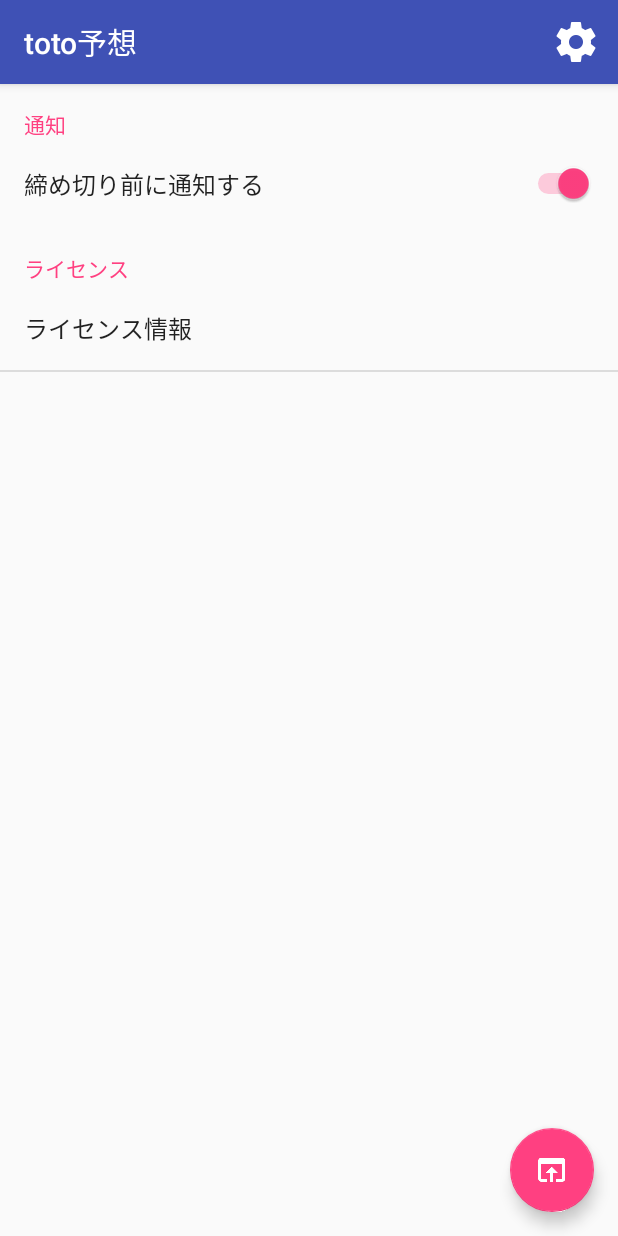
After one commit to phicdy/toto-anticipation, an Android app: the fragment SettingFragment placed in its activity, on a phone screen of 412 x 824 dp. The commit adds this screen. Run offline under Robolectric (Android 15) with nearby library versions, the phone set to English and light mode, and no system bars; libraries missing offline, so code that uses them is left out: fr.castorflex.android; plain views replace SmoothProgressBar; 5 statements that could not run were skipped.

Commit message:
Add setting activity

```diff
--- a/android/app/src/main/AndroidManifest.xml
+++ b/android/app/src/main/AndroidManifest.xml
@@ -25,12 +25,14 @@
             </intent-filter>
         </activity>
         <activity android:name=".view.activity.TotoAnticipationActivity" />
+        <activity android:name=".view.activity.SettingActivity" />
         <activity android:name=".view.activity.LicenseActivity" />
 
         <receiver
             android:name=".model.scheduler.DeadlineAlarmReceiver"
             android:enabled="true"
-            android:exported="false"></receiver>
+            android:exported="false" />
+
     </application>
 
 </manifest>
--- a/android/app/src/main/java/com/phicdy/totoanticipation/presenter/GameListPresenter.java
+++ b/android/app/src/main/java/com/phicdy/totoanticipation/presenter/GameListPresenter.java
@@ -1,6 +1,7 @@
 package com.phicdy.totoanticipation.presenter;
 
 import android.support.annotation.NonNull;
+import android.view.MenuItem;
 
 import com.phicdy.totoanticipation.model.Game;
 import com.phicdy.totoanticipation.model.JLeagueRankingParser;
@@ -10,6 +11,7 @@ import com.phicdy.totoanticipation.model.RakutenTotoRequestExecutor;
 import com.phicdy.totoanticipation.model.RakutenTotoTopParser;
 import com.phicdy.totoanticipation.model.TeamInfoMapper;
 import com.phicdy.totoanticipation.model.Toto;
+import com.phicdy.totoanticipation.model.scheduler.DeadlineAlarm;
 import com.phicdy.totoanticipation.model.storage.GameListStorage;
 import com.phicdy.totoanticipation.view.GameListView;
 
@@ -189,4 +191,8 @@ public class GameListPresenter implements Presenter, RakutenTotoRequestExecutor.
         storage.store(toto.number, games);
         view.startTotoAnticipationActivity(toto.number);
     }
+
+    public void onOptionsSettingSelected() {
+        view.goToSetting();
+    }
 }
--- /dev/null
+++ b/android/app/src/main/java/com/phicdy/totoanticipation/presenter/SettingPresenter.java
@@ -0,0 +1,52 @@
+package com.phicdy.totoanticipation.presenter;
+
+import android.support.annotation.NonNull;
+
+import com.phicdy.totoanticipation.model.scheduler.DeadlineAlarm;
+import com.phicdy.totoanticipation.view.SettingView;
+
+import java.util.Date;
+
+
+public class SettingPresenter implements Presenter {
+    private final DeadlineAlarm alarm;
+    private SettingView view;
+
+    public SettingPresenter(@NonNull DeadlineAlarm alarm) {
+        this.alarm = alarm;
+    }
+
+    public void setView(SettingView view) {
+        this.view = view;
+    }
+
+    @Override
+    public void onCreate() {
+    }
+
+    @Override
+    public void onResume() {
+    }
+
+    @Override
+    public void onPause() {
+    }
+
+    public void activityCreate() {
+        view.initView();
+        view.initListener();
+    }
+
+    public void onLicenseClicked() {
+        view.goToLicenseActivity();
+    }
+
+    public void onDeadlineNotificationSettingClicked(boolean checked) {
+        if (checked) {
+            // TODO set correct date
+            alarm.set(new Date());
+        } else {
+            alarm.cancel();
+        }
+    }
+}
--- a/android/app/src/main/java/com/phicdy/totoanticipation/view/GameListView.java
+++ b/android/app/src/main/java/com/phicdy/totoanticipation/view/GameListView.java
@@ -12,4 +12,5 @@ public interface GameListView {
     void startProgress();
     void stopProgress();
     void startTotoAnticipationActivity(@NonNull String totoNum);
+    void goToSetting();
 }
--- /dev/null
+++ b/android/app/src/main/java/com/phicdy/totoanticipation/view/SettingView.java
@@ -0,0 +1,7 @@
+package com.phicdy.totoanticipation.view;
+
+public interface SettingView {
+    void initView();
+    void initListener();
+    void goToLicenseActivity();
+}
--- a/android/app/src/main/java/com/phicdy/totoanticipation/view/activity/GameListActivity.java
+++ b/android/app/src/main/java/com/phicdy/totoanticipation/view/activity/GameListActivity.java
@@ -10,6 +10,8 @@ import android.support.v7.app.AppCompatActivity;
 import android.support.v7.widget.RecyclerView;
 import android.support.v7.widget.Toolbar;
 import android.view.LayoutInflater;
+import android.view.Menu;
+import android.view.MenuItem;
 import android.view.View;
 import android.view.ViewGroup;
 import android.widget.CompoundButton;
@@ -64,7 +66,6 @@ public class GameListActivity extends AppCompatActivity implements GameListView
             // activity should be in two-pane mode.
             mTwoPane = true;
         }
-
         progressBar = (SmoothProgressBar) findViewById(R.id.progress);
 
         final RakutenTotoService rakutenTotoService = RakutenTotoService.Factory.create();
@@ -76,6 +77,21 @@ public class GameListActivity extends AppCompatActivity implements GameListView
         presenter = new GameListPresenter(rakutenTotoRequestExecutor, jLeagueRequestExecutor, storage);
         presenter.setView(this);
         presenter.onCreate();
+    }
+
+    @Override
+    public boolean onCreateOptionsMenu(Menu menu) {
+        getMenuInflater().inflate(R.menu.game_list, menu);
+        return true;
+    }
+
+    @Override
+    public boolean onOptionsItemSelected(MenuItem item) {
+        switch (item.getItemId()) {
+            case R.id.menu_setting:
+                presenter.onOptionsSettingSelected();
+        }
+        return false;
     }
 
     @Override
@@ -111,6 +127,11 @@ public class GameListActivity extends AppCompatActivity implements GameListView
         Intent intent = new Intent(this, TotoAnticipationActivity.class);
         intent.putExtra(TotoAnticipationActivity.KEY_TOTO_NUM, totoNum);
         startActivity(intent);
+    }
+
+    @Override
+    public void goToSetting() {
+        startActivity(new Intent(this, SettingActivity.class));
     }
 
     class SimpleItemRecyclerViewAdapter
--- /dev/null
+++ b/android/app/src/main/java/com/phicdy/totoanticipation/view/fragment/SettingFragment.java
@@ -0,0 +1,84 @@
+package com.phicdy.totoanticipation.view.fragment;
+
+import android.content.Intent;
+import android.content.SharedPreferences;
+import android.os.Bundle;
+import android.preference.Preference;
+import android.preference.PreferenceFragment;
+import android.preference.SwitchPreference;
+
+import com.phicdy.totoanticipation.R;
+import com.phicdy.totoanticipation.model.scheduler.DeadlineAlarm;
+import com.phicdy.totoanticipation.presenter.SettingPresenter;
+import com.phicdy.totoanticipation.view.SettingView;
+import com.phicdy.totoanticipation.view.activity.LicenseActivity;
+
+
+public class SettingFragment extends PreferenceFragment implements SettingView {
+    private SettingPresenter presenter;
+    private SwitchPreference prefDeadlineNotification;
+    private Preference prefLicense;
+
+    private SharedPreferences.OnSharedPreferenceChangeListener listener;
+
+    public SettingFragment() {
+        // Required empty public constructor
+    }
+
+    @Override
+    public void onCreate(Bundle savedInstanceState) {
+        super.onCreate(savedInstanceState);
+        addPreferencesFromResource(R.xml.setting_fragment);
+        presenter = new SettingPresenter(new DeadlineAlarm(getActivity()));
+        presenter.setView(this);
+    }
+
+    @Override
+    public void onActivityCreated(Bundle savedInstanceState) {
+        super.onActivityCreated(savedInstanceState);
+        presenter.activityCreate();
+    }
+
+    @Override
+    public void onResume() {
+        super.onResume();
+        getPreferenceScreen().getSharedPreferences().registerOnSharedPreferenceChangeListener(listener);
+    }
+
+    @Override
+    public void onPause() {
+        super.onPause();
+        getPreferenceScreen().getSharedPreferences().unregisterOnSharedPreferenceChangeListener(listener);
+    }
+
+    @Override
+    public void initView() {
+        prefDeadlineNotification = (SwitchPreference)findPreference(getString(R.string.key_deadline_notification));
+        prefLicense = findPreference(getString(R.string.key_license));
+    }
+
+    @Override
+    public void initListener() {
+        listener = new SharedPreferences.OnSharedPreferenceChangeListener() {
+            @Override
+            public void onSharedPreferenceChanged(SharedPreferences sharedPreferences, String key) {
+                if (key.equals(getString(R.string.key_deadline_notification))) {
+                    presenter.onDeadlineNotificationSettingClicked(prefDeadlineNotification.isChecked());
+                }
+            }
+        };
+
+        prefLicense.setOnPreferenceClickListener(new Preference.OnPreferenceClickListener() {
+            @Override
+            public boolean onPreferenceClick(Preference preference) {
+                presenter.onLicenseClicked();
+                return true;
+            }
+        });
+    }
+
+    @Override
+    public void goToLicenseActivity() {
+        startActivity(new Intent(getActivity(), LicenseActivity.class));
+    }
+}
--- /dev/null
+++ b/android/app/src/main/res/menu/game_list.xml
@@ -0,0 +1,10 @@
+<?xml version="1.0" encoding="utf-8"?>
+<menu xmlns:android="http://schemas.android.com/apk/res/android"
+    xmlns:app="http://schemas.android.com/apk/res-auto">
+    <item
+        android:id="@+id/menu_setting"
+        android:orderInCategory="1"
+        android:icon="@drawable/ic_settings"
+        app:showAsAction="collapseActionView|ifRoom"
+        android:title="@string/setting"/>
+</menu>
--- a/android/app/src/main/res/values/strings.xml
+++ b/android/app/src/main/res/values/strings.xml
@@ -16,4 +16,13 @@
     <string name="zero">0</string>
     <string name="two">2</string>
     <string name="notification_deadline_message">間もなく締め切りです</string>
+
+    <!-- 設定 -->
+    <string name="setting">設定</string>
+    <string name="setting_notification">通知</string>
+    <string name="setting_title_deadline_notification">締め切り前に通知する</string>
+    <string name="setting_license">ライセンス</string>
+    <string name="setting_title_license_info">ライセンス情報</string>
+    <string name="key_deadline_notification">key_deadline_notification</string>
+    <string name="key_license">key_license</string>
 </resources>
--- /dev/null
+++ b/android/app/src/main/res/xml/setting_fragment.xml
@@ -0,0 +1,15 @@
+<?xml version="1.0" encoding="utf-8"?>
+<PreferenceScreen xmlns:android="http://schemas.android.com/apk/res/android" >
+
+    <PreferenceCategory android:title="@string/setting_notification" >
+        <SwitchPreference
+            android:title="@string/setting_title_deadline_notification"
+            android:key="@string/key_deadline_notification"/>
+    </PreferenceCategory>
+    <PreferenceCategory android:title="@string/setting_license" >
+        <Preference
+            android:title="@string/setting_title_license_info"
+            android:key="@string/key_license" />
+    </PreferenceCategory>
+
+</PreferenceScreen>
```
Also changed, not shown: android/app/src/main/java/com/phicdy/totoanticipation/view/activity/SettingActivity.java (added, +19 -0 lines), android/app/src/main/res/drawable-hdpi/ic_settings.png (added), android/app/src/main/res/drawable-mdpi/ic_settings.png (added), android/app/src/main/res/drawable-xhdpi/ic_settings.png (added), android/app/src/main/res/drawable-xxhdpi/ic_settings.png (added).
